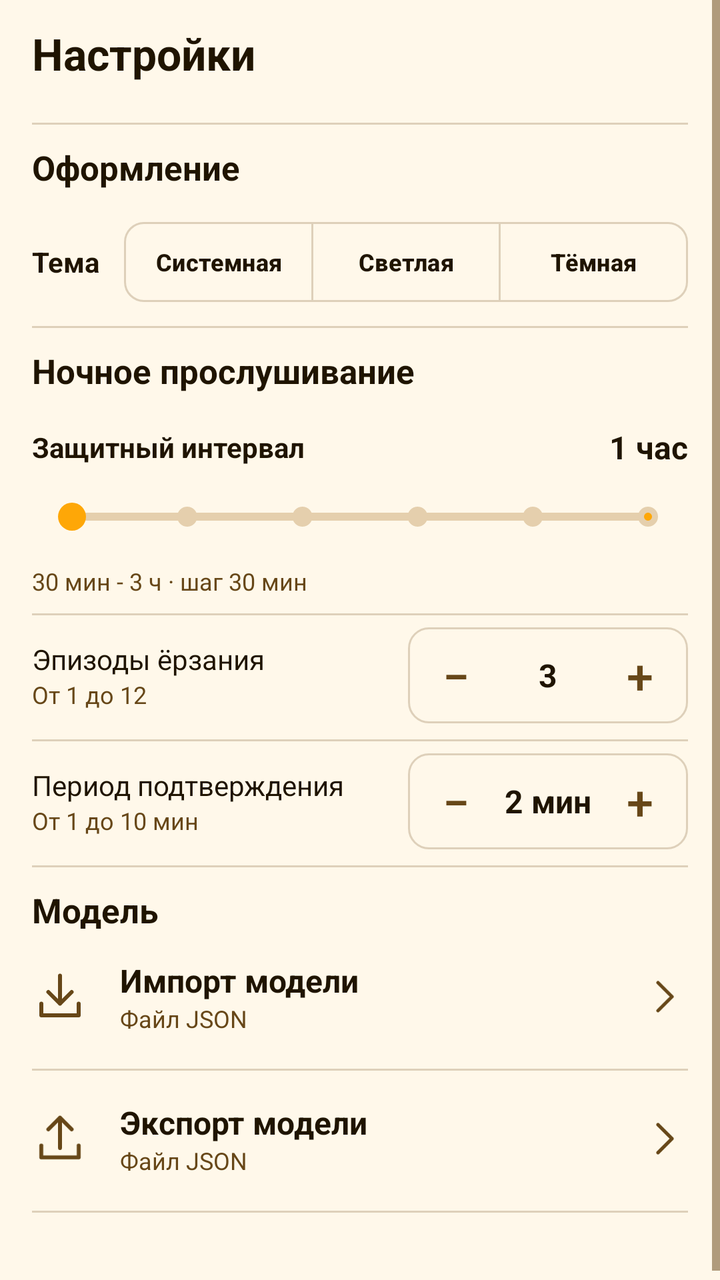
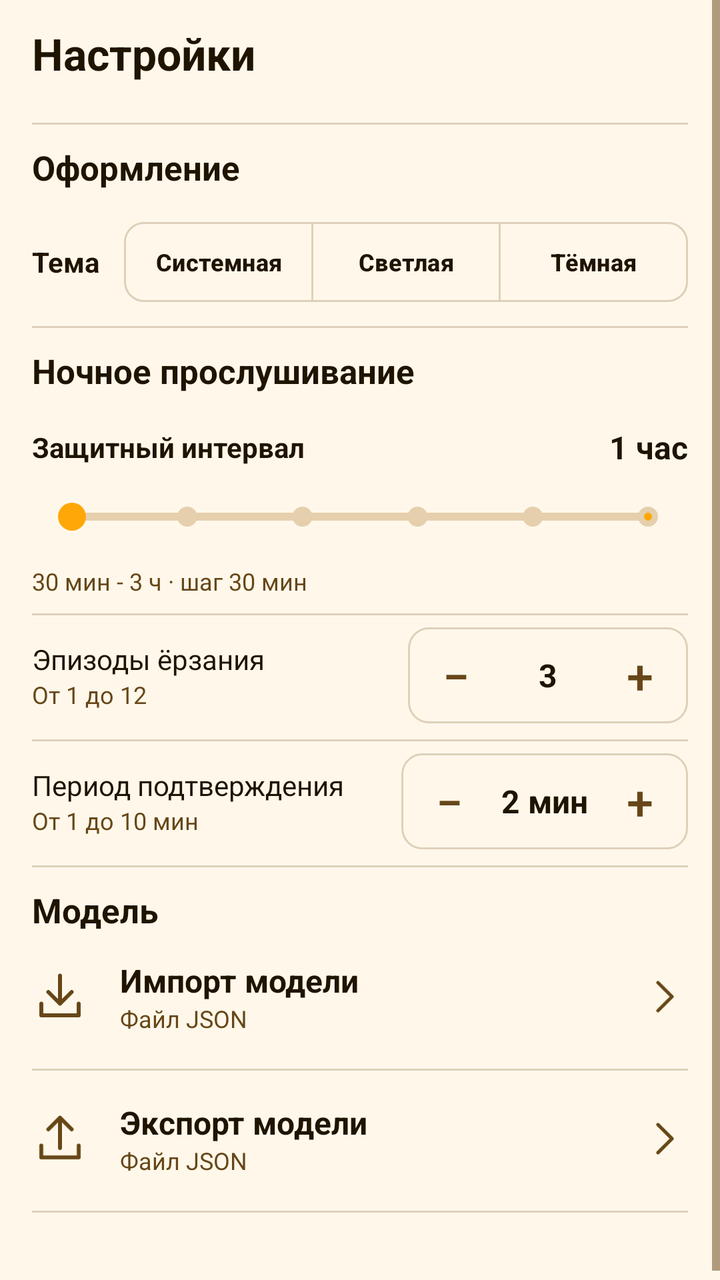

An Android layout rendered at two revisions. The XML below is the earlier revision; the diff shows what the commit changed to produce the second picture.
<!-- AndroidManifest.xml: application theme Theme.StopEnuresis -->
<!-- res/layout/fragment_settings.xml -->
<ScrollView xmlns:android="http://schemas.android.com/apk/res/android" xmlns:app="http://schemas.android.com/apk/res-auto" android:layout_width="match_parent" android:layout_height="match_parent" android:fillViewport="true">
    <LinearLayout android:layout_width="match_parent" android:layout_height="wrap_content" android:orientation="vertical" android:paddingHorizontal="16dp" android:paddingBottom="16dp">
        <TextView android:layout_width="match_parent" android:layout_height="wrap_content" android:text="Настройки" android:id="@+id/tvSettingsTitle" style="@style/QuietTitle" />
        <View android:layout_width="match_parent" android:layout_height="1dp" android:background="@color/ui_divider" android:layout_marginTop="8dp" android:layout_marginBottom="6dp" />
        <TextView android:layout_width="match_parent" android:layout_height="wrap_content" android:text="Оформление" style="@style/QuietHeading" />
        <LinearLayout android:layout_width="match_parent" android:layout_height="wrap_content" android:orientation="horizontal" android:gravity="center_vertical" android:layout_marginTop="8dp">
            <TextView android:layout_width="wrap_content" android:layout_height="wrap_content" android:text="Тема" android:textStyle="bold" style="@style/QuietBody" android:layout_marginEnd="12dp" />
            <com.google.android.material.button.MaterialButtonToggleGroup android:id="@+id/themeChoice" android:layout_width="0dp" android:layout_weight="1" android:layout_height="wrap_content" app:singleSelection="true" app:selectionRequired="true">
                <com.google.android.material.button.MaterialButton android:id="@+id/themeSystem" android:layout_width="0dp" android:layout_weight="1" android:layout_height="48dp" android:minWidth="0dp" android:paddingHorizontal="2dp" android:text="Системная" android:textSize="12sp" android:textColor="@color/quiet_choice_text" app:backgroundTint="@color/quiet_choice_fill" app:strokeColor="@color/ui_divider" app:cornerRadius="10dp" style="?attr/materialButtonOutlinedStyle" />
                <com.google.android.material.button.MaterialButton android:id="@+id/themeLight" android:layout_width="0dp" android:layout_weight="1" android:layout_height="48dp" android:minWidth="0dp" android:paddingHorizontal="2dp" android:text="Светлая" android:textSize="12sp" android:textColor="@color/quiet_choice_text" app:backgroundTint="@color/quiet_choice_fill" app:strokeColor="@color/ui_divider" app:cornerRadius="10dp" style="?attr/materialButtonOutlinedStyle" />
                <com.google.android.material.button.MaterialButton android:id="@+id/themeDark" android:layout_width="0dp" android:layout_weight="1" android:layout_height="48dp" android:minWidth="0dp" android:paddingHorizontal="2dp" android:text="Тёмная" android:textSize="12sp" android:textColor="@color/quiet_choice_text" app:backgroundTint="@color/quiet_choice_fill" app:strokeColor="@color/ui_divider" app:cornerRadius="10dp" style="?attr/materialButtonOutlinedStyle" />
            </com.google.android.material.button.MaterialButtonToggleGroup>
        </LinearLayout>
        <View android:layout_width="match_parent" android:layout_height="1dp" android:background="@color/ui_divider" android:layout_marginTop="8dp" android:layout_marginBottom="6dp" />
        <TextView android:layout_width="match_parent" android:layout_height="wrap_content" android:text="Ночное прослушивание" style="@style/QuietHeading" />
        <LinearLayout android:layout_width="match_parent" android:layout_height="wrap_content" android:orientation="horizontal" android:gravity="center_vertical" android:layout_marginTop="12dp">
            <TextView android:layout_width="0dp" android:layout_height="wrap_content" android:text="Защитный интервал" android:textStyle="bold" style="@style/QuietBody" android:layout_weight="1" />
            <TextView android:layout_width="wrap_content" android:layout_height="wrap_content" android:text="1 час" android:id="@+id/tvCooldownValue" android:textStyle="bold" android:textSize="16sp" android:gravity="end" style="@style/QuietBody" />
        </LinearLayout>
        <com.google.android.material.slider.Slider android:id="@+id/seekBarCooldown" android:layout_width="match_parent" android:layout_height="48dp" android:valueFrom="0" android:valueTo="5" android:stepSize="1" app:trackHeight="4dp" app:thumbRadius="7dp" app:thumbWidth="14dp" app:thumbHeight="14dp" app:thumbTrackGapSize="0dp" app:thumbColor="@color/brand_orange" app:tickColorActive="@color/brand_orange" app:tickColorInactive="@color/ui_slider_track" app:tickRadiusActive="5dp" app:tickRadiusInactive="5dp" app:trackColorActive="@color/brand_orange" app:trackColorInactive="@color/ui_slider_track" app:labelBehavior="gone" android:contentDescription="Защитный интервал" />
        <TextView android:layout_width="match_parent" android:layout_height="wrap_content" android:text="30 мин - 3 ч · шаг 30 мин" android:textSize="12sp" android:textColor="@color/ui_secondary" style="@style/QuietBody" />
        <View android:layout_width="match_parent" android:layout_height="1dp" android:background="@color/ui_divider" android:layout_marginTop="8dp" android:layout_marginBottom="6dp" />
        <LinearLayout android:layout_width="match_parent" android:layout_height="wrap_content" android:orientation="horizontal" android:gravity="center_vertical">
            <LinearLayout android:layout_width="0dp" android:layout_height="wrap_content" android:orientation="vertical" android:layout_weight="1" android:layout_marginEnd="8dp">
                <TextView android:layout_width="match_parent" android:layout_height="wrap_content" android:text="Эпизоды ёрзания" style="@style/QuietBody" />
                <TextView android:layout_width="match_parent" android:layout_height="wrap_content" android:text="От 1 до 12" android:textSize="12sp" android:textColor="@color/ui_secondary" style="@style/QuietBody" />
            </LinearLayout>
            <LinearLayout android:layout_width="wrap_content" android:layout_height="wrap_content" android:orientation="horizontal" android:gravity="center_vertical" android:background="@drawable/bg_quiet_outline">
                <androidx.appcompat.widget.AppCompatButton android:id="@+id/episodesMinus" android:layout_width="48dp" android:layout_height="48dp" android:minWidth="0dp" android:minHeight="0dp" android:padding="0dp" android:text="−" android:textSize="24sp" android:textColor="@color/ui_secondary" android:background="?attr/selectableItemBackgroundBorderless" android:contentDescription="Уменьшить: эпизоды ёрзания" />
                <TextView android:layout_width="44dp" android:layout_height="wrap_content" android:text="3" android:id="@+id/tvAlarmRustlingEpisodesValue" android:gravity="center" android:textStyle="bold" android:textSize="16sp" style="@style/QuietBody" />
                <androidx.appcompat.widget.AppCompatButton android:id="@+id/episodesPlus" android:layout_width="48dp" android:layout_height="48dp" android:minWidth="0dp" android:minHeight="0dp" android:padding="0dp" android:text="+" android:textSize="24sp" android:textColor="@color/ui_secondary" android:background="?attr/selectableItemBackgroundBorderless" android:contentDescription="Увеличить: эпизоды ёрзания" />
            </LinearLayout>
        </LinearLayout>
        <View android:layout_width="match_parent" android:layout_height="1dp" android:background="@color/ui_divider" android:layout_marginTop="8dp" android:layout_marginBottom="6dp" />
        <LinearLayout android:layout_width="match_parent" android:layout_height="wrap_content" android:orientation="horizontal" android:gravity="center_vertical">
            <LinearLayout android:layout_width="0dp" android:layout_height="wrap_content" android:orientation="vertical" android:layout_weight="1" android:layout_marginEnd="8dp">
                <TextView android:layout_width="match_parent" android:layout_height="wrap_content" android:text="Период подтверждения" style="@style/QuietBody" />
                <TextView android:layout_width="match_parent" android:layout_height="wrap_content" android:text="От 1 до 10 мин" android:textSize="12sp" android:textColor="@color/ui_secondary" style="@style/QuietBody" />
            </LinearLayout>
            <LinearLayout android:layout_width="wrap_content" android:layout_height="wrap_content" android:orientation="horizontal" android:gravity="center_vertical" android:background="@drawable/bg_quiet_outline">
                <androidx.appcompat.widget.AppCompatButton android:id="@+id/periodMinus" android:layout_width="48dp" android:layout_height="48dp" android:minWidth="0dp" android:minHeight="0dp" android:padding="0dp" android:text="−" android:textSize="24sp" android:textColor="@color/ui_secondary" android:background="?attr/selectableItemBackgroundBorderless" android:contentDescription="Уменьшить: период подтверждения" />
                <TextView android:layout_width="44dp" android:layout_height="wrap_content" android:text="2 мин" android:id="@+id/tvConfirmationPeriodValue" android:gravity="center" android:textStyle="bold" android:textSize="16sp" style="@style/QuietBody" />
                <androidx.appcompat.widget.AppCompatButton android:id="@+id/periodPlus" android:layout_width="48dp" android:layout_height="48dp" android:minWidth="0dp" android:minHeight="0dp" android:padding="0dp" android:text="+" android:textSize="24sp" android:textColor="@color/ui_secondary" android:background="?attr/selectableItemBackgroundBorderless" android:contentDescription="Увеличить: период подтверждения" />
            </LinearLayout>
        </LinearLayout>
        <View android:layout_width="match_parent" android:layout_height="1dp" android:background="@color/ui_divider" android:layout_marginTop="8dp" android:layout_marginBottom="6dp" />
        <TextView android:layout_width="match_parent" android:layout_height="wrap_content" android:text="Модель" style="@style/QuietHeading" />
        <LinearLayout android:layout_width="match_parent" android:layout_height="wrap_content" android:orientation="horizontal" android:gravity="center_vertical" android:id="@+id/btnImportModel" android:minHeight="56dp" android:background="?attr/selectableItemBackground" android:clickable="true" android:focusable="true">
            <ImageView android:layout_width="28dp" android:layout_height="28dp" android:src="@drawable/ic_model_import" android:importantForAccessibility="no" app:tint="@color/ui_secondary" android:layout_marginEnd="16dp" />
            <LinearLayout android:layout_width="0dp" android:layout_height="wrap_content" android:orientation="vertical" android:layout_weight="1">
                <TextView android:layout_width="match_parent" android:layout_height="wrap_content" android:text="Импорт модели" android:textSize="16sp" android:textStyle="bold" style="@style/QuietBody" />
                <TextView android:layout_width="match_parent" android:layout_height="wrap_content" android:text="Файл JSON" android:textSize="12sp" android:textColor="@color/ui_secondary" style="@style/QuietBody" />
            </LinearLayout>
            <ImageView android:layout_width="24dp" android:layout_height="24dp" android:src="@drawable/ic_chevron" android:importantForAccessibility="no" app:tint="@color/ui_secondary" />
        </LinearLayout>
        <View android:layout_width="match_parent" android:layout_height="1dp" android:background="@color/ui_divider" android:layout_marginTop="8dp" android:layout_marginBottom="6dp" />
        <LinearLayout android:layout_width="match_parent" android:layout_height="wrap_content" android:orientation="horizontal" android:gravity="center_vertical" android:id="@+id/btnExportModel" android:minHeight="56dp" android:background="?attr/selectableItemBackground" android:clickable="true" android:focusable="true">
            <ImageView android:layout_width="28dp" android:layout_height="28dp" android:src="@drawable/ic_model_export" android:importantForAccessibility="no" app:tint="@color/ui_secondary" android:layout_marginEnd="16dp" />
            <LinearLayout android:layout_width="0dp" android:layout_height="wrap_content" android:orientation="vertical" android:layout_weight="1">
                <TextView android:layout_width="match_parent" android:layout_height="wrap_content" android:text="Экспорт модели" android:textSize="16sp" android:textStyle="bold" style="@style/QuietBody" />
                <TextView android:layout_width="match_parent" android:layout_height="wrap_content" android:text="Файл JSON" android:textSize="12sp" android:textColor="@color/ui_secondary" style="@style/QuietBody" />
            </LinearLayout>
            <ImageView android:layout_width="24dp" android:layout_height="24dp" android:src="@drawable/ic_chevron" android:importantForAccessibility="no" app:tint="@color/ui_secondary" />
        </LinearLayout>
        <View android:layout_width="match_parent" android:layout_height="1dp" android:background="@color/ui_divider" android:layout_marginTop="8dp" android:layout_marginBottom="6dp" />
        <TextView android:layout_width="match_parent" android:layout_height="wrap_content" android:text="" android:id="@+id/tvAppVersion" android:textSize="12sp" android:textColor="@color/ui_secondary" style="@style/QuietBody" />
    </LinearLayout>
</ScrollView>
<!-- resources referenced by this layout -->
<resources>
  <color name="brand_orange">#FEA707</color>
  <color name="ui_divider">#DED0BA</color>
  <color name="ui_secondary">#674718</color>
  <color name="ui_slider_track">#E5CFAD</color>
  <!-- drawable bg_quiet_outline (drawable) -->
  <shape xmlns:android="http://schemas.android.com/apk/res/android"><solid android:color="@android:color/transparent"/><stroke android:width="1dp" android:color="@color/ui_divider"/><corners android:radius="10dp"/></shape>
  <!-- drawable ic_chevron (drawable) -->
  <vector xmlns:android="http://schemas.android.com/apk/res/android" android:width="24dp" android:height="24dp" android:viewportWidth="24" android:viewportHeight="24"><path android:fillColor="@android:color/transparent" android:strokeColor="#FF000000" android:strokeWidth="1.7" android:strokeLineCap="round" android:strokeLineJoin="round" android:pathData="M9,5l7,7 -7,7"/></vector>
  <!-- drawable ic_model_export (drawable) -->
  <vector xmlns:android="http://schemas.android.com/apk/res/android" android:width="24dp" android:height="24dp" android:viewportWidth="24" android:viewportHeight="24"><path android:fillColor="@android:color/transparent" android:strokeColor="#FF000000" android:strokeWidth="1.7" android:strokeLineCap="round" android:strokeLineJoin="round" android:pathData="M12,16V3 M7,8l5,-5 5,5 M4,15v5h16v-5"/></vector>
  <!-- drawable ic_model_import (drawable) -->
  <vector xmlns:android="http://schemas.android.com/apk/res/android" android:width="24dp" android:height="24dp" android:viewportWidth="24" android:viewportHeight="24"><path android:fillColor="@android:color/transparent" android:strokeColor="#FF000000" android:strokeWidth="1.7" android:strokeLineCap="round" android:strokeLineJoin="round" android:pathData="M12,3v12 M7,10l5,5 5,-5 M4,15v5h16v-5"/></vector>
  <style name="QuietBody"><item name="android:textSize">14sp</item><item name="android:textColor">@color/ui_text</item></style>
  <style name="QuietHeading" parent="QuietBody"><item name="android:textStyle">bold</item><item name="android:textSize">17sp</item><item name="android:layout_marginTop">4dp</item><item name="android:layout_marginBottom">4dp</item></style>
  <style name="QuietTitle"><item name="android:textSize">22sp</item><item name="android:textStyle">bold</item><item name="android:textColor">@color/ui_text</item><item name="android:paddingTop">12dp</item><item name="android:paddingBottom">12dp</item></style>
  <color name="ui_text">#1F1400</color>
  <color name="brand_on_orange">#FF1F1400</color>
  <color name="brand_orange_light">#FFF2CC</color>
  <color name="brand_orange_dark">#B86F00</color>
  <color name="white">#FFFFFFFF</color>
  <style name="QuietButton" parent="Widget.Material3.Button"><item name="cornerRadius">12dp</item><item name="android:textSize">16sp</item><item name="android:textStyle">bold</item></style>
  <color name="brand_surface">#FFF8EA</color>
  <color name="brand_surface_variant">#FFF2DF</color>
  <color name="brand_outline">#FFD8A94A</color>
  <!-- unchanged entries left out for length: 1 -->
</resources>

<!-- the commit's change to res/layout/fragment_settings.xml (unified diff, before → after) -->
@@ -39,7 +39,7 @@
             </LinearLayout>
             <LinearLayout android:layout_width="wrap_content" android:layout_height="wrap_content" android:orientation="horizontal" android:gravity="center_vertical" android:background="@drawable/bg_quiet_outline">
                 <androidx.appcompat.widget.AppCompatButton android:id="@+id/periodMinus" android:layout_width="48dp" android:layout_height="48dp" android:minWidth="0dp" android:minHeight="0dp" android:padding="0dp" android:text="−" android:textSize="24sp" android:textColor="@color/ui_secondary" android:background="?attr/selectableItemBackgroundBorderless" android:contentDescription="Уменьшить: период подтверждения" />
-                <TextView android:layout_width="44dp" android:layout_height="wrap_content" android:text="2 мин" android:id="@+id/tvConfirmationPeriodValue" android:gravity="center" android:textStyle="bold" android:textSize="16sp" style="@style/QuietBody" />
+                <TextView android:layout_width="wrap_content" android:layout_height="wrap_content" android:text="2 мин" android:id="@+id/tvConfirmationPeriodValue" android:minWidth="44dp" android:paddingHorizontal="2dp" android:singleLine="true" android:gravity="center" android:textStyle="bold" android:textSize="16sp" style="@style/QuietBody" />
                 <androidx.appcompat.widget.AppCompatButton android:id="@+id/periodPlus" android:layout_width="48dp" android:layout_height="48dp" android:minWidth="0dp" android:minHeight="0dp" android:padding="0dp" android:text="+" android:textSize="24sp" android:textColor="@color/ui_secondary" android:background="?attr/selectableItemBackgroundBorderless" android:contentDescription="Увеличить: период подтверждения" />
             </LinearLayout>
         </LinearLayout>
